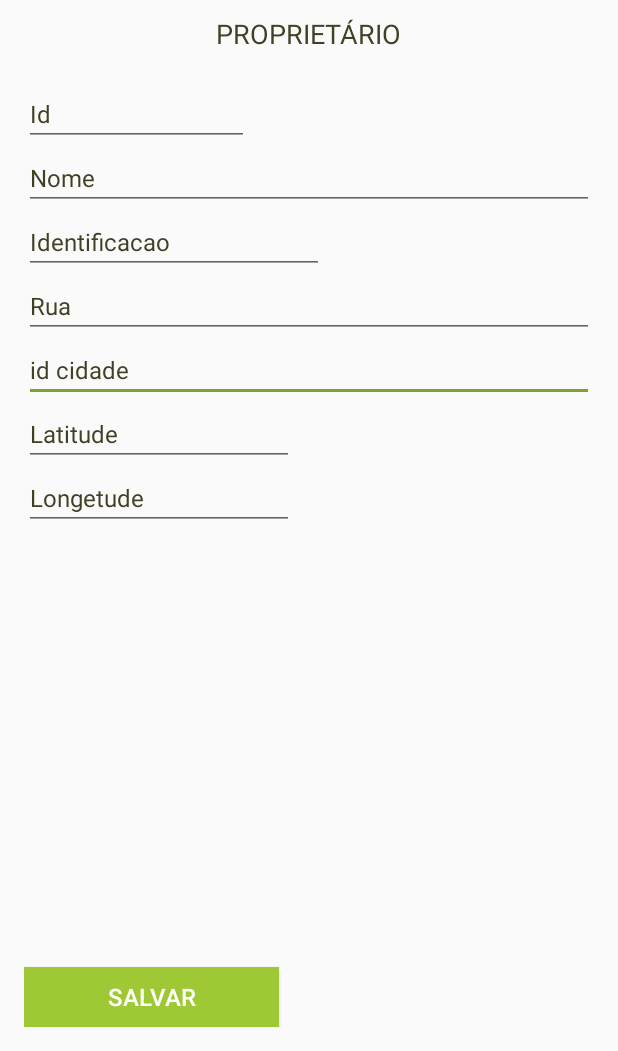
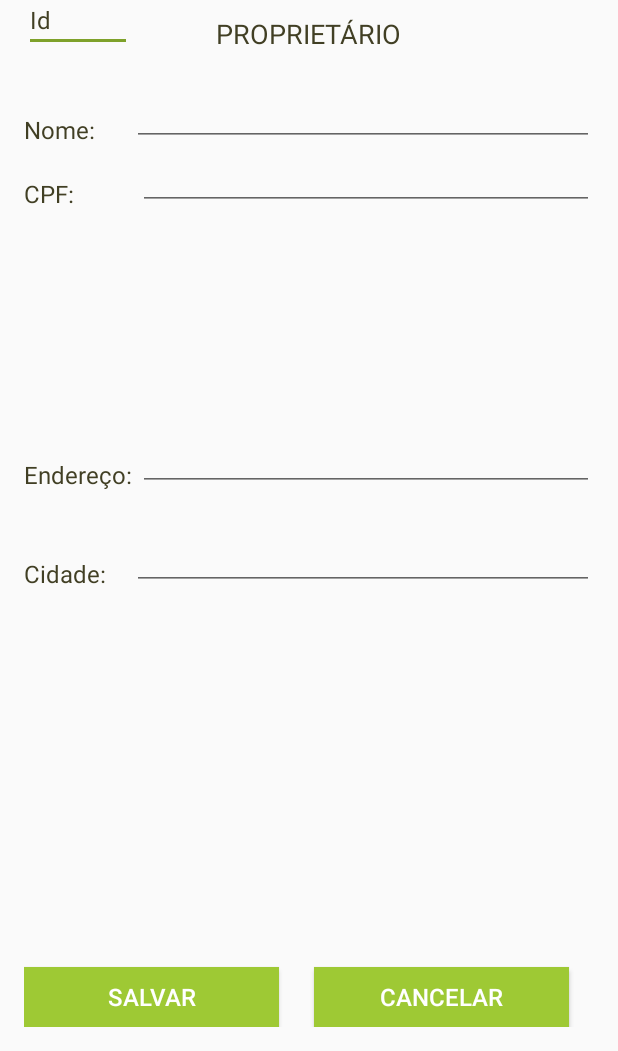
Before and after one commit to rfreitas2fisy/native_app, an Android app: the ProprietariosForm screen opened directly, with no data from a screen before it, after a tap on "SALVAR", on a phone screen of 412 x 824 dp, the part 185-1236 px from its top. Run offline under Robolectric (Android 15) with nearby library versions, the phone set to English and light mode, and no system bars.

Commit message:
Versão final 1.0

```diff
--- a/app/src/main/java/com/example/tiago/anative/Controle/ControleCidade.java
+++ b/app/src/main/java/com/example/tiago/anative/Controle/ControleCidade.java
@@ -1,7 +1,30 @@
 package com.example.tiago.anative.Controle;
+
+import com.example.tiago.anative.Modelo.Cidade;
+
+import java.util.ArrayList;
+import java.util.concurrent.ExecutionException;
 
 /**
  * Created by Tiago on 29/05/2016.
  */
 public class ControleCidade {
+
+    public ArrayList<Cidade> obterTodasCidades() {
+
+        String retornoWeb = "";
+
+        try {
+            retornoWeb = new ConexaoWeb().execute("/NativeServer/actions?acao=listAllCidades", "").get();
+        } catch (InterruptedException e) {
+            retornoWeb = "erro ao conectar com o servidor";
+            e.printStackTrace();
+        } catch (ExecutionException e) {
+            e.printStackTrace();
+        }
+
+
+        return new Interpretador().LerCidadesWeb(retornoWeb);
+
+    }
 }
--- a/app/src/main/java/com/example/tiago/anative/Controle/Interpretador.java
+++ b/app/src/main/java/com/example/tiago/anative/Controle/Interpretador.java
@@ -104,10 +104,35 @@ public class Interpretador {
         p.setEnderecoRua(proprietarios[4]);
         Cidade c = new Cidade();
         c.setId(Integer.parseInt(proprietarios[5]));
+        c.setNome(proprietarios[6]);
         p.setCidade(c);
         return p;
 
     }
 
 
+    public ArrayList<Cidade> LerCidadesWeb(String retornoWeb) {
+
+
+
+        String[] vet = retornoWeb.split("cidade"); //cada posicao do vetor ira ter os dados de uma cidade
+        ArrayList<Cidade> cidades = new ArrayList();
+        for (int i = 1; i < vet.length; i++) {
+            cidades.add(DecodificarCidade(vet[i]));
+
+
+        }
+
+        return cidades;
+    }
+
+    private Cidade DecodificarCidade(String cidadeCodifica) {
+        String[] cidades = cidadeCodifica.split(caracterDivisor);
+        Cidade e = new Cidade();
+        e.setId(Integer.parseInt(cidades[1]));
+        e.setNome(cidades[2]);
+//        e.setDscricao(especies[3]);
+        return e;
+
+    }
 }
--- a/app/src/main/java/com/example/tiago/anative/Form/ProprietariosForm.java
+++ b/app/src/main/java/com/example/tiago/anative/Form/ProprietariosForm.java
@@ -4,13 +4,17 @@ import android.content.Intent;
 import android.support.v7.app.AppCompatActivity;
 import android.os.Bundle;
 import android.view.View;
+import android.widget.ArrayAdapter;
+import android.widget.AutoCompleteTextView;
 import android.widget.Button;
 import android.widget.EditText;
 
+import com.example.tiago.anative.Controle.ControleCidade;
 import com.example.tiago.anative.Controle.ControleProprietario;
 import com.example.tiago.anative.Controle.Util;
 import com.example.tiago.anative.List.MenuList;
 import com.example.tiago.anative.Modelo.Cidade;
+import com.example.tiago.anative.Modelo.Especie;
 import com.example.tiago.anative.Modelo.Proprietario;
 import com.example.tiago.anative.R;
 
@@ -22,9 +26,7 @@ public class ProprietariosForm extends AppCompatActivity {
     EditText nome = null;
     EditText identificacao = null;
     EditText rua = null;
-    EditText cidade = null;
-    EditText latitude = null;
-    EditText longitude = null;
+    AutoCompleteTextView cidade = null;
     Button salvar = null;
 
 
@@ -39,9 +41,8 @@ public class ProprietariosForm extends AppCompatActivity {
         identificacao = (EditText) findViewById(R.id.identificacao);
         rua = (EditText) findViewById(R.id.end_rua);
 
-       cidade = (EditText) findViewById(R.id.cidade_idcidade);
-       latitude = (EditText) findViewById(R.id.latitude);
-       longitude = (EditText) findViewById(R.id.longetude);
+        cidade = (AutoCompleteTextView) findViewById(R.id.cidade_idcidade);
+        definirCidades();
         salvar = (Button) findViewById(R.id.bt_salvar);
         salvar.setOnClickListener(new View.OnClickListener() {
             @Override
@@ -49,7 +50,6 @@ public class ProprietariosForm extends AppCompatActivity {
                 salvarProprietario();
             }
         });
-
 
 
         //update proprietario
@@ -65,12 +65,10 @@ public class ProprietariosForm extends AppCompatActivity {
             ControleProprietario ca = new ControleProprietario();
             Proprietario p = ca.obterProprietario(idp);
             id.setText("" + p.getId());
-            nome.setText(""+p.getNome());
-            identificacao.setText(""+p.getIdentificacao());
-            rua.setText(""+p.getEnderecoRua());
-            cidade.setText(""+p.getCidade().getId());
-            latitude.setText(""+p.getLatitude());
-            longitude.setText(""+p.getLongitude());
+            nome.setText("" + p.getNome());
+            identificacao.setText("" + p.getIdentificacao());
+            rua.setText("" + p.getEnderecoRua());
+            cidade.setText("Id - " + p.getCidade().getId() + " - " + p.getCidade().getNome());
 
 
         }
@@ -80,16 +78,19 @@ public class ProprietariosForm extends AppCompatActivity {
 
 
     public void salvarProprietario() {
+        if (validarDados()) {
             Proprietario p = new Proprietario();
             p.setId(Integer.parseInt(id.getText().toString()));
             p.setNome(nome.getText().toString());
             p.setIdentificacao(identificacao.getText().toString());
             p.setEnderecoRua(rua.getText().toString());
             Cidade c = new Cidade();
-        c.setId(Integer.parseInt(cidade.getText().toString()));
+            String idc = cidade.getText().toString().split("-")[1].trim();
+
+            c.setId(Integer.parseInt(idc));
             p.setCidade(c);
-        p.setLatitude(latitude.getText().toString());
-        p.setLongitude(longitude.getText().toString());
+            p.setLatitude("999");
+            p.setLongitude("999");
 
             ControleProprietario ca = new ControleProprietario();
             try {
@@ -101,10 +102,65 @@ public class ProprietariosForm extends AppCompatActivity {
 
             }
 
+        }
 
+    }
+
+    public Boolean validarDados() {
+        ArrayList<Boolean> arrayValidacao = new ArrayList<Boolean>();
+        String retorno = "São obrigatórios:";
+        if (nome.getText().toString().length() < 1) {
+            retorno += "\n Nome";
+            arrayValidacao.add(false);
+        } else {
+
+            arrayValidacao.add(true);
+        }
+
+        if (identificacao.getText().toString().length() < 1) {
+            retorno += "\n Identificação";
+            arrayValidacao.add(false);
+        } else {
+
+            arrayValidacao.add(true);
+        }
+        if (rua.getText().toString().length() < 1) {
+            retorno += "\n Rua";
+            arrayValidacao.add(false);
+        } else {
+
+            arrayValidacao.add(true);
+        }
+        if (cidade.getText().toString().length() < 1) {
+            retorno += "\n Cidade";
+            arrayValidacao.add(false);
+        } else {
+
+            arrayValidacao.add(true);
+        }
+
+
+   if (arrayValidacao.contains(false)) {
+       Util.exibeMensagem(retorno, getApplicationContext());
+
+       return false;
+        } else return true;
+    }
+
+    private void definirCidades() {
+
+        ControleCidade ce = new ControleCidade();
+        ArrayList<Cidade> array = ce.obterTodasCidades();
+
+
+        String[] listaItens = new String[array.size()];
+        for (int i = 0; i < array.size(); i++) {
+            listaItens[i] = "Id- " + array.get(i).getId() + " - " + array.get(i).getNome();
+        }
+        ArrayAdapter<String> adapter = new ArrayAdapter<String>(this, R.layout.item, listaItens);
+        cidade.setAdapter(adapter);
 
     }
 
 
-
 }
--- /dev/null
+++ b/app/src/main/res/drawable/back.xml
@@ -0,0 +1,4 @@
+<shape xmlns:android="http://schemas.android.com/apk/res/android" android:shape="rectangle" >
+    <solid android:color="#ffffff" />
+    <stroke android:width="3dip" android:color="#9EC934"/>
+</shape>
--- a/app/src/main/res/layout/activity_login_form.xml
+++ b/app/src/main/res/layout/activity_login_form.xml
@@ -79,7 +79,7 @@ android:weightSum="1">
         android:layout_gravity="center_horizontal"
         android:textColorHint="#ffffff"
         android:textSize="16dp"
-        android:inputType="textVisiblePassword" />
+        android:inputType="textPassword" />
 
     <Button
         android:layout_width="270dp"
--- a/app/src/main/res/layout/activity_proprietario_form.xml
+++ b/app/src/main/res/layout/activity_proprietario_form.xml
@@ -16,23 +16,6 @@
         android:layout_alignParentTop="true"
         android:layout_alignParentLeft="true"
         android:layout_alignParentStart="true">
-
-        <AutoCompleteTextView
-            android:layout_width="wrap_content"
-            android:layout_height="wrap_content"
-            android:id="@+id/cidade_idcidade"
-            android:textColor="#413F24"
-            android:textColorHighlight="#413F24"
-            android:textColorHint="#413F24"
-            android:textColorLink="#413F24"
-            android:textSize="16dp"
-            android:hint="Cidade"
-            android:layout_alignParentRight="true"
-            android:layout_alignParentEnd="true"
-            android:layout_alignParentLeft="true"
-            android:layout_alignParentStart="true"
-            android:layout_below="@+id/end_rua"
-            android:text="id cidade" />
 
         <Button
             android:layout_width="170dp"
@@ -62,55 +45,53 @@
             android:textColorLink="#413F24"
             android:textColorHighlight="#413F24"
             android:textColor="#413F24"
-            android:layout_below="@+id/textView6"
-            android:layout_alignParentLeft="true"
-            android:layout_alignParentStart="true" />
+            android:layout_alignBottom="@+id/textView6"
+            android:layout_toLeftOf="@+id/nome"
+            android:layout_toStartOf="@+id/nome" />
 
         <EditText
             android:layout_width="200dp"
             android:layout_height="wrap_content"
             android:id="@+id/nome"
-            android:hint="Nome"
             android:textSize="16dp"
             android:textColorHint="#413F24"
             android:textColorLink="#413F24"
             android:textColorHighlight="#413F24"
             android:textColor="#413F24"
-            android:layout_below="@+id/idproprietario"
-            android:layout_alignParentLeft="true"
-            android:layout_alignParentStart="true"
-            android:layout_alignParentRight="true"
-            android:layout_alignParentEnd="true" />
+            android:layout_below="@+id/textView6"
+            android:layout_toRightOf="@+id/textView18"
+            android:layout_alignRight="@+id/cidade_idcidade"
+            android:layout_alignEnd="@+id/cidade_idcidade" />
 
         <EditText
             android:layout_width="200dp"
             android:layout_height="wrap_content"
             android:id="@+id/identificacao"
-            android:hint="Identificacao"
             android:textSize="16dp"
             android:textColorHint="#413F24"
             android:textColorLink="#413F24"
             android:textColorHighlight="#413F24"
             android:textColor="#413F24"
             android:layout_below="@+id/nome"
-            android:layout_alignParentLeft="true"
-            android:layout_alignParentStart="true" />
+            android:layout_alignLeft="@+id/imageView3"
+            android:layout_alignStart="@+id/imageView3"
+            android:layout_alignRight="@+id/cidade_idcidade"
+            android:layout_alignEnd="@+id/cidade_idcidade" />
 
         <EditText
             android:layout_width="200dp"
             android:layout_height="wrap_content"
             android:id="@+id/end_rua"
-            android:hint="Rua"
             android:textSize="16dp"
             android:textColorHint="#413F24"
             android:textColorLink="#413F24"
             android:textColorHighlight="#413F24"
             android:textColor="#413F24"
-            android:layout_below="@+id/identificacao"
-            android:layout_alignParentLeft="true"
-            android:layout_alignParentStart="true"
-            android:layout_alignParentRight="true"
-            android:layout_alignParentEnd="true" />
+            android:layout_alignBottom="@+id/textView18"
+            android:layout_alignLeft="@+id/identificacao"
+            android:layout_alignStart="@+id/identificacao"
+            android:layout_alignRight="@+id/cidade_idcidade"
+            android:layout_alignEnd="@+id/cidade_idcidade" />
 
         <ImageView
             android:layout_width="wrap_content"
@@ -143,32 +124,83 @@
             android:typeface="normal"
             android:layout_marginBottom="20dp" />
 
-        <EditText
-            android:layout_width="180dp"
+        <TextView
+            android:layout_width="wrap_content"
             android:layout_height="wrap_content"
-            android:id="@+id/latitude"
-            android:hint="Latitude"
+            android:text="Nome:"
+            android:id="@+id/textView16"
+            android:layout_gravity="center_horizontal"
             android:textSize="16dp"
-            android:textColorHint="#413F24"
-            android:textColorLink="#413F24"
-            android:textColorHighlight="#413F24"
             android:textColor="#413F24"
-            android:layout_below="@+id/cidade_idcidade"
+            android:layout_alignBottom="@+id/nome"
             android:layout_alignParentLeft="true"
             android:layout_alignParentStart="true" />
 
-        <EditText
-            android:layout_width="180dp"
+        <TextView
+            android:layout_width="wrap_content"
             android:layout_height="wrap_content"
-            android:id="@+id/longetude"
-            android:hint="Longetude"
+            android:text="CPF:"
+            android:id="@+id/textView17"
+            android:layout_gravity="center_horizontal"
             android:textSize="16dp"
-            android:textColorHint="#413F24"
-            android:textColorLink="#413F24"
-            android:textColorHighlight="#413F24"
             android:textColor="#413F24"
+            android:layout_alignBottom="@+id/identificacao"
+            android:layout_alignParentLeft="true"
+            android:layout_alignParentStart="true" />
+
+        <TextView
+            android:layout_width="wrap_content"
+            android:layout_height="wrap_content"
+            android:text="Endereço:"
+            android:id="@+id/textView18"
+            android:layout_gravity="center_horizontal"
+            android:textSize="16dp"
+            android:textColor="#413F24"
+            android:layout_alignParentLeft="true"
             android:layout_alignParentStart="true"
-            android:layout_below="@+id/latitude"
-            android:layout_alignParentLeft="true" />
+            android:layout_centerVertical="true" />
+
+        <TextView
+            android:layout_width="wrap_content"
+            android:layout_height="wrap_content"
+            android:text="Cidade:"
+            android:id="@+id/textView19"
+            android:layout_gravity="center_horizontal"
+            android:textSize="16dp"
+            android:textColor="#413F24"
+            android:layout_marginTop="44dp"
+            android:layout_below="@+id/end_rua"
+            android:layout_alignParentLeft="true"
+            android:layout_alignParentStart="true" />
+
+        <AutoCompleteTextView
+            android:layout_width="wrap_content"
+            android:layout_height="wrap_content"
+            android:id="@+id/cidade_idcidade"
+            android:layout_alignBottom="@+id/textView19"
+            android:layout_toRightOf="@+id/textView18"
+            android:layout_alignParentRight="true"
+            android:layout_alignParentEnd="true" />
+
+        <Button
+            android:layout_width="170dp"
+            android:layout_height="40dp"
+            android:text="Cancelar"
+            android:id="@+id/button5"
+            android:background="#9EC934"
+            android:textColor="#ffffff"
+            android:textColorHighlight="#ffffff"
+            android:textColorHint="#ffffff"
+            android:textColorLink="#ffffff"
+            android:textSize="16dp"
+            android:allowUndo="false"
+            android:clickable="false"
+            android:longClickable="false"
+            android:layout_alignParentBottom="true"
+            android:layout_toRightOf="@+id/bt_salvar"
+            android:layout_toEndOf="@+id/bt_salvar"
+            android:layout_marginLeft="23dp"
+            android:layout_marginStart="23dp" />
+
     </RelativeLayout>
 </RelativeLayout>
--- a/app/src/main/res/layout/activity_proprietarios_list.xml
+++ b/app/src/main/res/layout/activity_proprietarios_list.xml
@@ -77,7 +77,7 @@ tools:context=".List.ProprietariosList">
     android:id="@+id/gridView"
     android:layout_alignParentLeft="true"
     android:layout_alignParentStart="true"
-    android:numColumns="2"
+    android:numColumns="1"
     android:choiceMode="singleChoice"
     android:layout_below="@+id/btn_cadastrar" />
 
--- /dev/null
+++ b/app/src/main/res/layout/back.xml
@@ -0,0 +1,6 @@
+<?xml version="1.0" encoding="utf-8"?>
+<LinearLayout xmlns:android="http://schemas.android.com/apk/res/android"
+    android:orientation="vertical" android:layout_width="match_parent"
+    android:layout_height="match_parent">
+
+</LinearLayout>
--- a/app/src/main/res/layout/item.xml
+++ b/app/src/main/res/layout/item.xml
@@ -4,5 +4,5 @@
     android:layout_height="wrap_content"
     android:textColor="#000"
     android:padding="10sp"
-    android:textSize="20sp"
+    android:textSize="12sp"
     />
```
Also changed, not shown: app/src/main/java/com/example/tiago/anative/Form/ArvoresForm.java (+75 -7 lines), app/src/main/java/com/example/tiago/anative/List/ArvoresList.java (+20 -2 lines), app/src/main/java/com/example/tiago/anative/List/ProprietariosList.java (+9 -5 lines), app/src/main/java/com/example/tiago/anative/MapsActivity.java (+6 -2 lines), app/src/main/res/layout/activity_arvores_form.xml (+6 -12 lines), app/src/main/res/layout/activity_arvores_list.xml (+8 -9 lines), app/src/main/res/layout/grid_item.xml (added, +28 -0 lines). Lines whose indentation alone changed are shown as unchanged.
